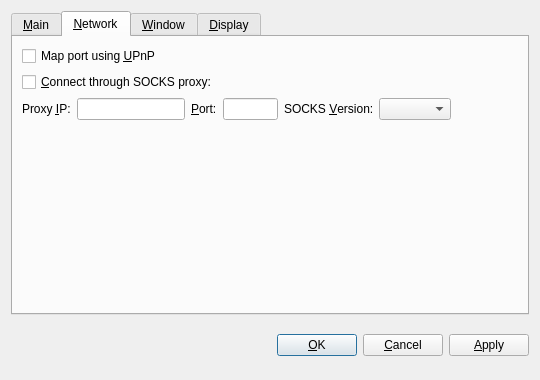
This is src/qt/forms/optionsdialog.ui in yacoin/yacoin as Qt 5 draws it before an edit. The edited form follows.
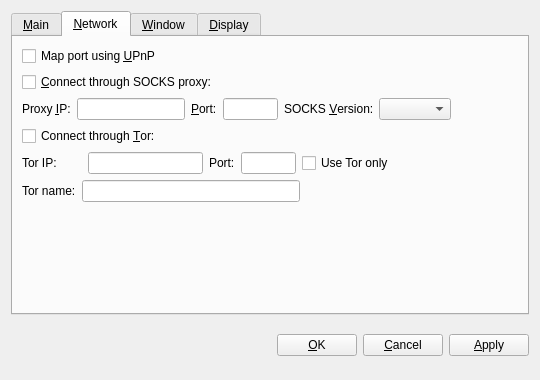
This is the edited form. The open tabs and pages were chosen to show the change. Custom widgets are drawn as their Qt base class.

```diff
--- a/src/qt/forms/optionsdialog.ui
+++ b/src/qt/forms/optionsdialog.ui
@@ -1,7 +1,7 @@
 <?xml version="1.0" encoding="UTF-8"?>
 <ui version="4.0">
  <class>OptionsDialog</class>
- <widget class="QDialog" name="OptionsDialog">
+ <widget class="QWidget" name="OptionsDialog">
   <property name="geometry">
    <rect>
     <x>0</x>
@@ -235,6 +235,110 @@
          </item>
         </layout>
        </item>
+       <item>
+        <widget class="QCheckBox" name="connectTor">
+         <property name="text">
+          <string>Connect through &amp;Tor:</string>
+         </property>
+        </widget>
+       </item>
+       <item>
+        <layout class="QHBoxLayout" name="horizontalLayout_Tor">
+         <item>
+          <widget class="QLabel" name="torIpLabel">
+           <property name="minimumSize">
+            <size>
+             <width>60</width>
+             <height>0</height>
+            </size>
+           </property>
+           <property name="text">
+            <string>Tor IP:</string>
+           </property>
+          </widget>
+         </item>
+         <item>
+          <widget class="QValidatedLineEdit" name="torIp">
+           <property name="maximumSize">
+            <size>
+             <width>115</width>
+             <height>16777215</height>
+            </size>
+           </property>
+          </widget>
+         </item>
+         <item>
+          <widget class="QLabel" name="torPortLabel">
+           <property name="text">
+            <string>Port:</string>
+           </property>
+          </widget>
+         </item>
+         <item>
+          <widget class="QLineEdit" name="torPort">
+           <property name="maximumSize">
+            <size>
+             <width>55</width>
+             <height>16777215</height>
+            </size>
+           </property>
+          </widget>
+         </item>
+         <item>
+          <widget class="QCheckBox" name="TorOnly">
+           <property name="text">
+            <string>Use Tor only</string>
+           </property>
+          </widget>
+         </item>
+         <item>
+          <spacer name="horizontalSpacer">
+           <property name="orientation">
+            <enum>Qt::Horizontal</enum>
+           </property>
+           <property name="sizeHint" stdset="0">
+            <size>
+             <width>40</width>
+             <height>20</height>
+            </size>
+           </property>
+          </spacer>
+         </item>
+        </layout>
+       </item>
+       <item>
+        <layout class="QHBoxLayout" name="horizontalLayout">
+         <item>
+          <widget class="QLabel" name="torNameLabel">
+           <property name="text">
+            <string>Tor name:</string>
+           </property>
+           <property name="textFormat">
+            <enum>Qt::PlainText</enum>
+           </property>
+           <property name="buddy">
+            <cstring>torName</cstring>
+           </property>
+          </widget>
+         </item>
+         <item>
+          <widget class="QLineEdit" name="torName"/>
+         </item>
+         <item>
+          <spacer name="horizontalSpacer_3">
+           <property name="orientation">
+            <enum>Qt::Horizontal</enum>
+           </property>
+           <property name="sizeHint" stdset="0">
+            <size>
+             <width>40</width>
+             <height>20</height>
+            </size>
+           </property>
+          </spacer>
+         </item>
+        </layout>
+       </item>
        <item>
         <spacer name="verticalSpacer_Network">
          <property name="orientation">
```
Left out of the diff: 66 changed lines with no effect on the pictures.
